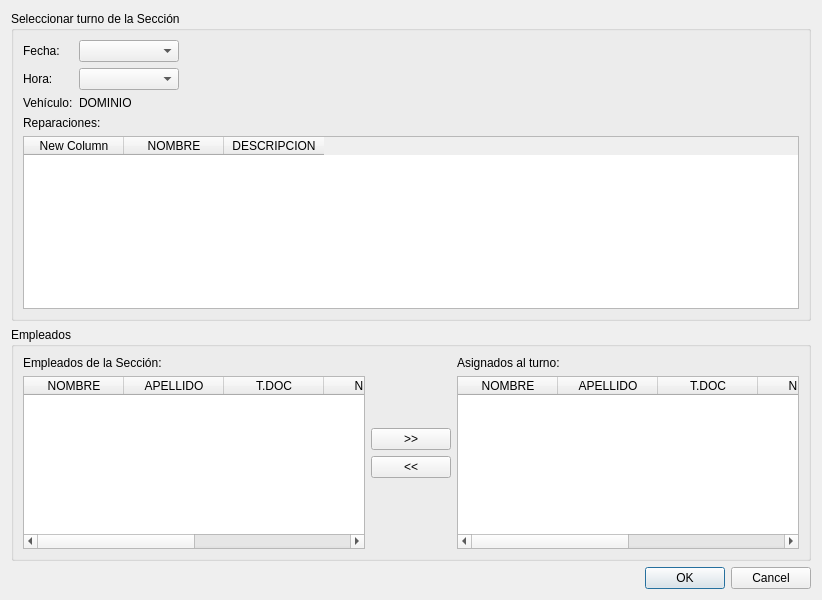
Old version of the form src/ui/DlgAsignarReparaciones.ui in the repository guilleurrutia10/division-transporte.
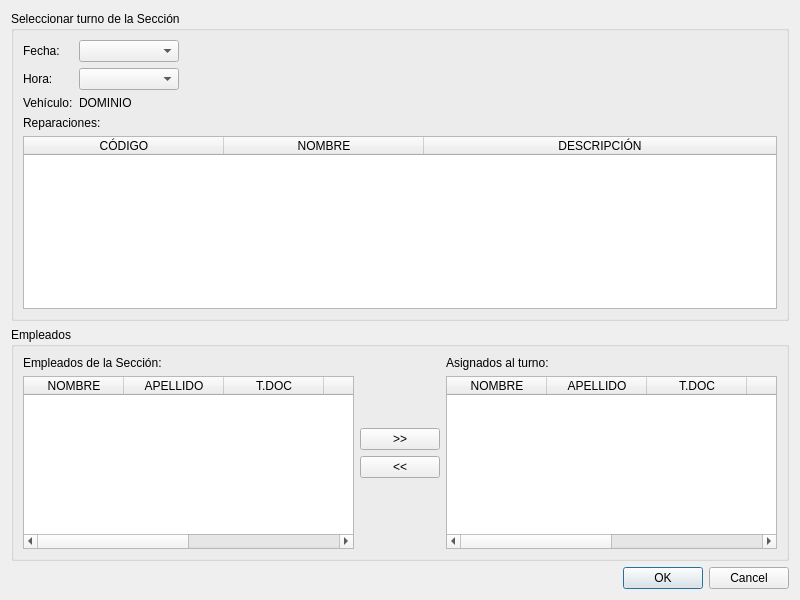
New version of the form.

Diff of the .ui file:
```diff
--- a/src/ui/DlgAsignarReparaciones.ui
+++ b/src/ui/DlgAsignarReparaciones.ui
@@ -6,10 +6,16 @@
    <rect>
     <x>0</x>
     <y>0</y>
-    <width>822</width>
+    <width>800</width>
     <height>600</height>
    </rect>
   </property>
+  <property name="minimumSize">
+   <size>
+    <width>800</width>
+    <height>600</height>
+   </size>
+  </property>
   <property name="windowTitle">
    <string>Dialog</string>
   </property>
@@ -86,9 +92,15 @@
         </item>
         <item>
          <widget class="QTableWidget" name="tableWidgetReparaciones">
+          <attribute name="horizontalHeaderDefaultSectionSize">
+           <number>200</number>
+          </attribute>
+          <attribute name="horizontalHeaderStretchLastSection">
+           <bool>true</bool>
+          </attribute>
           <column>
            <property name="text">
-            <string>New Column</string>
+            <string>CÓDIGO</string>
            </property>
           </column>
           <column>
@@ -98,7 +110,7 @@
           </column>
           <column>
            <property name="text">
-            <string>DESCRIPCION</string>
+            <string>DESCRIPCIÓN</string>
            </property>
           </column>
          </widget>
@@ -129,6 +141,9 @@
           </item>
           <item>
            <widget class="QTableWidget" name="tableWidgetEmpleadosDisponibles">
+            <attribute name="horizontalHeaderStretchLastSection">
+             <bool>true</bool>
+            </attribute>
             <column>
              <property name="text">
               <string>NOMBRE</string>
@@ -178,16 +193,16 @@
             </property>
            </spacer>
           </item>
-          <item>
-           <widget class="QPushButton" name="pushButtonDesasignar">
-            <property name="text">
-             <string>&gt;&gt;</string>
-            </property>
-           </widget>
-          </item>
           <item>
            <widget class="QPushButton" name="pushButtonAsignar">
             <property name="text">
+             <string>&gt;&gt;</string>
+            </property>
+           </widget>
+          </item>
+          <item>
+           <widget class="QPushButton" name="pushButtonDesasignar">
+            <property name="text">
              <string>&lt;&lt;</string>
             </property>
            </widget>
@@ -218,6 +233,9 @@
           </item>
           <item>
            <widget class="QTableWidget" name="tableWidgetEmpleadosAsignados">
+            <attribute name="horizontalHeaderStretchLastSection">
+             <bool>true</bool>
+            </attribute>
             <column>
              <property name="text">
               <string>NOMBRE</string>
@@ -240,7 +258,7 @@
             </column>
             <column>
              <property name="text">
-              <string>New Column</string>
+              <string>F.NAC</string>
              </property>
             </column>
             <column>
```
Left out of the diff: 2 changed lines with no effect on the pictures.
